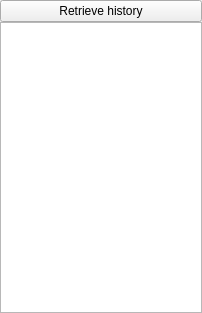
Old version of the form huggle/historyform.ui in the repository huggle/huggle3-qt-lx.
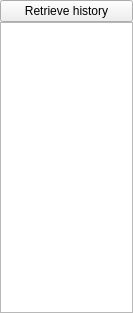
New version of the form.

Patch:
```diff
--- a/huggle/historyform.ui
+++ b/huggle/historyform.ui
@@ -6,7 +6,7 @@
    <rect>
     <x>0</x>
     <y>0</y>
-    <width>202</width>
+    <width>133</width>
     <height>313</height>
    </rect>
   </property>
```
